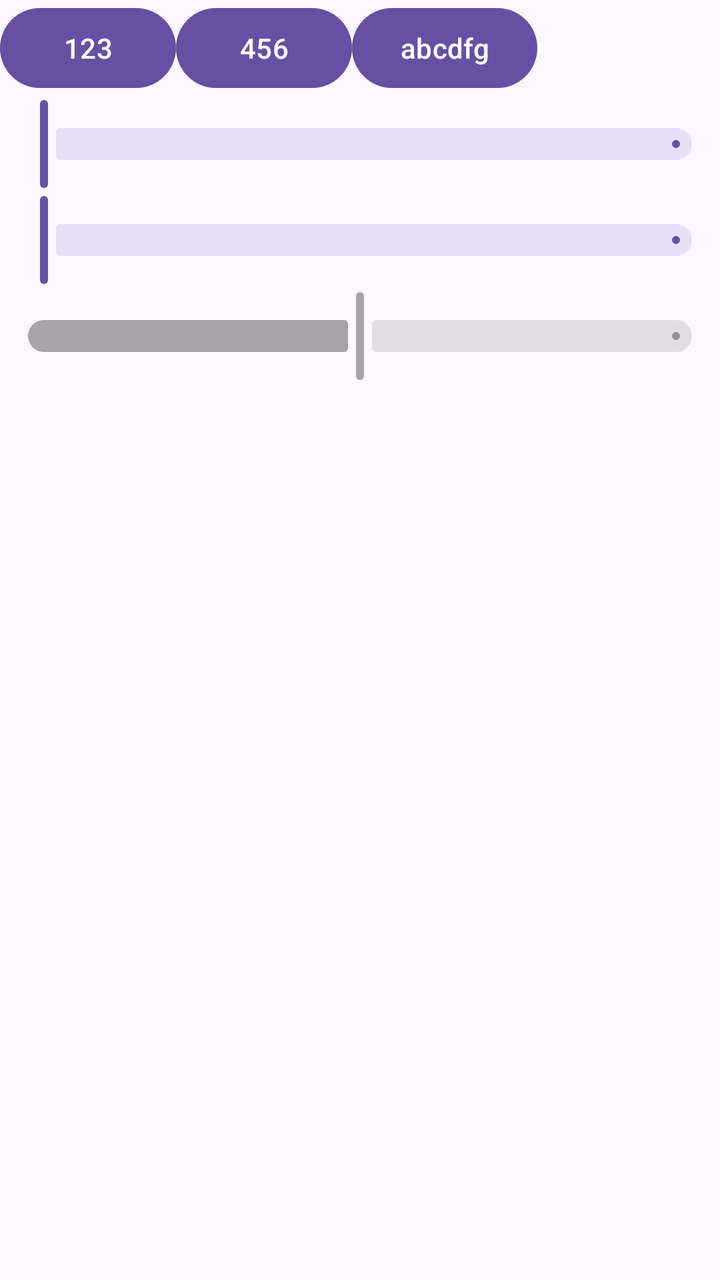
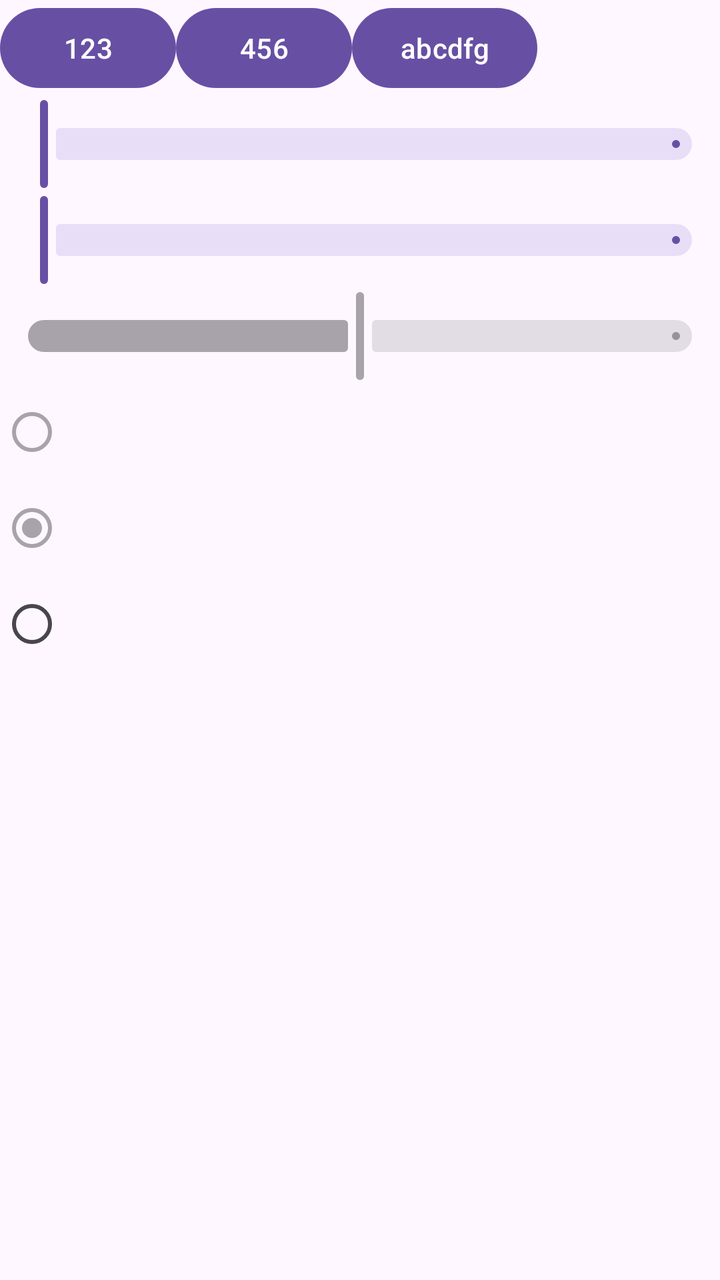

Before-and-after screenshots of an Android layout around one commit, followed by the original layout XML and the change that was made.
<!-- AndroidManifest.xml: application theme Theme.LiteMaterialComponents -->
<!-- res/layout/activity_main.xml -->
<?xml version="1.0" encoding="utf-8"?>
<LinearLayout xmlns:android="http://schemas.android.com/apk/res/android"
    xmlns:tools="http://schemas.android.com/tools"
    android:id="@+id/main"
    android:layout_width="match_parent"
    android:layout_height="match_parent"
    xmlns:app="http://schemas.android.com/apk/res-auto"
    android:orientation="vertical"
    tools:context=".MainActivity">

    <LinearLayout
        android:layout_width="wrap_content"
        android:layout_height="wrap_content">
        <com.google.android.material.button.MaterialButton
            android:layout_width="wrap_content"
            android:layout_height="wrap_content"
            android:text="123"/>
        <com.google.android.material.button.MaterialButton
            android:layout_width="wrap_content"
            android:layout_height="wrap_content"
            android:text="456"/>
        <com.google.android.material.button.MaterialButton
            android:layout_width="wrap_content"
            android:layout_height="wrap_content"
            android:text="abcdfg"/>
    </LinearLayout>
    <com.google.android.material.slider.Slider
        android:layout_width="wrap_content"
        android:layout_height="wrap_content"/>
    <com.google.android.material.slider.Slider
        android:layout_width="match_parent"
        android:layout_height="wrap_content"/>
    <com.google.android.material.slider.Slider
        android:layout_width="wrap_content"
        android:value="50"
        android:enabled="false"
        android:valueFrom="0"
        android:valueTo="100"
        android:layout_height="wrap_content"/>

</LinearLayout>
<!-- resources referenced by this layout -->
<resources>
  <style name="Theme.LiteMaterialComponents" parent="Base.Theme.LiteMaterialComponents" />
  <style name="Base.Theme.LiteMaterialComponents" parent="Theme.Material3.DayNight.NoActionBar">
          
          
      </style>
</resources>

<!-- the commit's change to res/layout/activity_main.xml (unified diff, before → after) -->
@@ -37,5 +37,17 @@
         android:valueFrom="0"
         android:valueTo="100"
         android:layout_height="wrap_content"/>
+    <com.google.android.material.radiobutton.MaterialRadioButton
+        android:layout_width="wrap_content"
+        android:enabled="false"
+        android:layout_height="wrap_content"/>
+    <com.google.android.material.radiobutton.MaterialRadioButton
+        android:layout_width="wrap_content"
+        android:enabled="false"
+        android:checked="true"
+        android:layout_height="wrap_content"/>
+    <com.google.android.material.radiobutton.MaterialRadioButton
+        android:layout_width="wrap_content"
+        android:layout_height="wrap_content"/>
 
 </LinearLayout>
